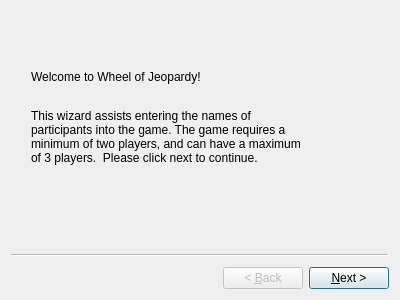
Before: the Qt Designer form register_user_wizard.ui in w531t4/Knights-of-the-Laughing-Tree, drawn with Qt 5.
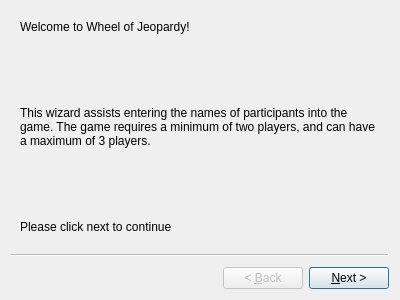
After: the same form once the commit is applied. Custom widgets are drawn as their Qt base class.

Commit message: Fixes #18 Label spacing

The edit to the form file:
```diff
--- a/register_user_wizard.ui
+++ b/register_user_wizard.ui
@@ -23,31 +23,9 @@
    <set>QWizard::NoBackButtonOnLastPage|QWizard::NoCancelButton</set>
   </property>
   <widget class="QWizardPage" name="pageWizardStart">
-   <widget class="QLabel" name="labelWelcomeNotes">
-    <property name="geometry">
-     <rect>
-      <x>20</x>
-      <y>90</y>
-      <width>281</width>
-      <height>71</height>
-     </rect>
-    </property>
-    <property name="text">
-     <string>This wizard assists entering the names of participants into the game. The game requires a minimum of two players, and can have a maximum of 3 players.  Please click next to continue.</string>
-    </property>
-    <property name="wordWrap">
-     <bool>true</bool>
-    </property>
-   </widget>
+   <layout class="QVBoxLayout" name="verticalLayout">
+    <item>
    <widget class="QLabel" name="labelWelcomeTitle">
-    <property name="geometry">
-     <rect>
-      <x>20</x>
-      <y>45</y>
-      <width>191</width>
-      <height>41</height>
-     </rect>
-    </property>
     <property name="text">
      <string>Welcome to Wheel of Jeopardy!</string>
     </property>
@@ -55,6 +33,51 @@
      <bool>true</bool>
     </property>
    </widget>
+    </item>
+    <item>
+     <spacer name="verticalSpacer_6">
+      <property name="orientation">
+       <enum>Qt::Vertical</enum>
+      </property>
+      <property name="sizeHint" stdset="0">
+       <size>
+        <width>20</width>
+        <height>40</height>
+       </size>
+      </property>
+     </spacer>
+    </item>
+    <item>
+     <widget class="QLabel" name="labelWelcomeNotes">
+      <property name="text">
+       <string>This wizard assists entering the names of participants into the game. The game requires a minimum of two players, and can have a maximum of 3 players.</string>
+      </property>
+      <property name="wordWrap">
+       <bool>true</bool>
+      </property>
+     </widget>
+    </item>
+    <item>
+     <spacer name="verticalSpacer_7">
+      <property name="orientation">
+       <enum>Qt::Vertical</enum>
+      </property>
+      <property name="sizeHint" stdset="0">
+       <size>
+        <width>20</width>
+        <height>40</height>
+       </size>
+      </property>
+     </spacer>
+    </item>
+    <item>
+     <widget class="QLabel" name="label">
+      <property name="text">
+       <string>Please click next to continue</string>
+      </property>
+     </widget>
+    </item>
+   </layout>
   </widget>
   <widget class="MyRegistrationWizardPage" name="pageUserEntry">
    <property name="focusPolicy">
```
Left out of the diff: 229 changed lines with no effect on the pictures. Lines whose indentation alone changed are shown as unchanged.
